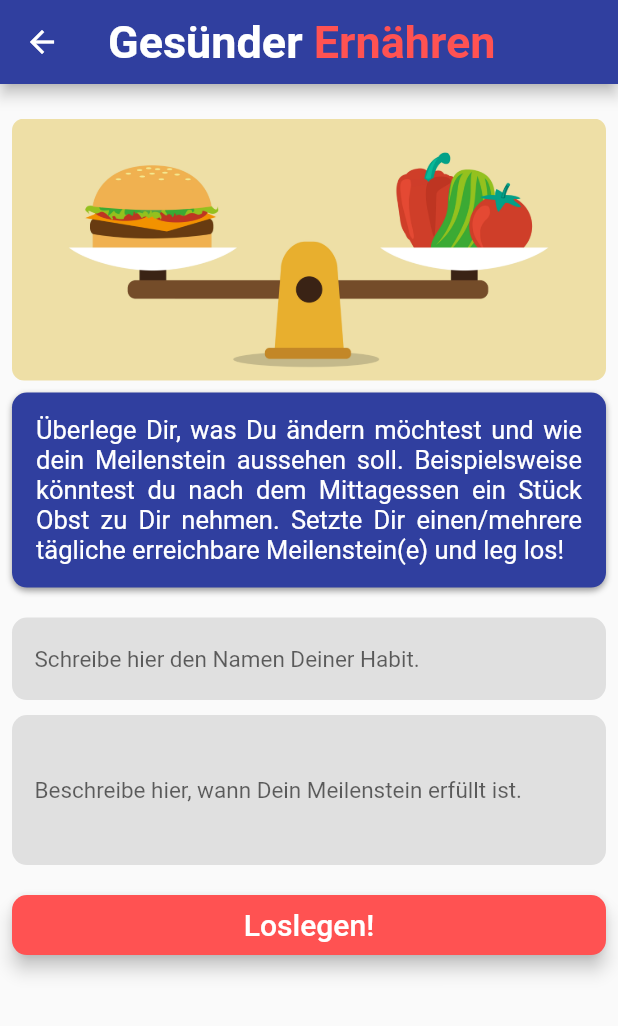
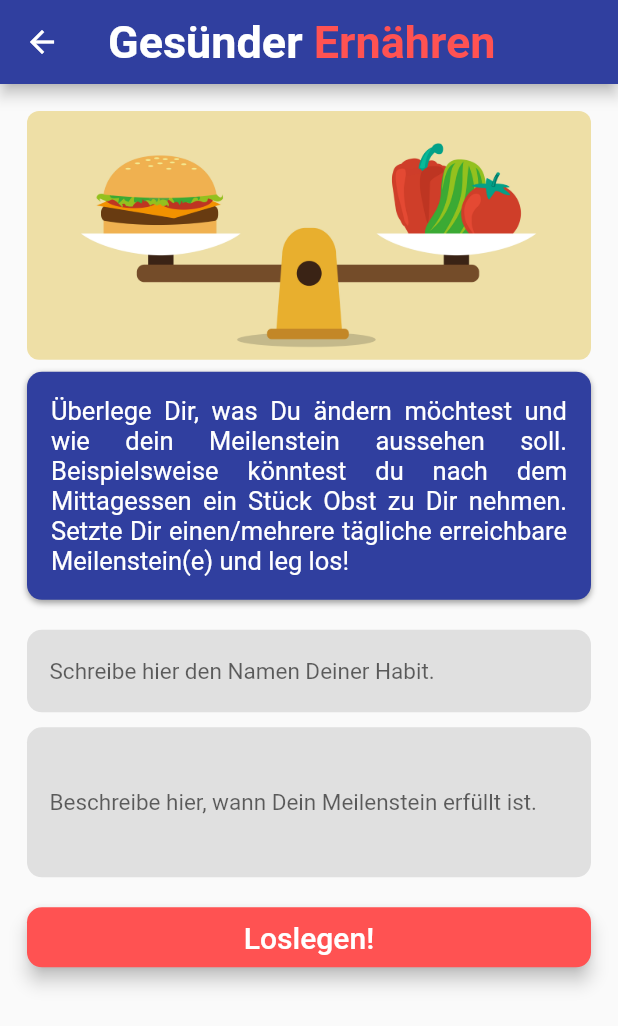
Before and after one commit to PAtB1992/habit_buddy_vvmm, a Flutter app: the HomeView screen opened directly with empty values, after a tap on the "add" icon, after a tap on "Ich möchte mich gesünder ernähren.", on a phone screen of 412 x 824 dp. Shown: the top 1026 px of the screen. Run offline on Flutter 3.47's test engine with Material 2 defaults, Android fonts, the phone set to English and light mode, and no system bars; drawn by our look-alikes of auto_size_text, keyboard_dismisser; our stand-ins replace cloud_firestore, firebase_auth, firebase_messaging, fl_chart, flutter_local_notifications, get_it and 1 more; accounts and stored records are empty.

Commit message:
made UI apple and android compatible

```diff
--- a/lib/ui/components/dynamic_components.dart
+++ b/lib/ui/components/dynamic_components.dart
@@ -1,3 +1,4 @@
+import 'package:auto_size_text/auto_size_text.dart';
 import 'package:flutter/cupertino.dart';
 import 'package:flutter/material.dart';
 import 'package:flutter/widgets.dart';
@@ -8,8 +9,8 @@ import 'package:habitbuddyvvmm/constants/texts.dart';
 AppBar appBarStyle(String habitName) {
   if (habitName == 'gesünder-ernähren') {
     return AppBar(
-      title: RichText(
-        text: TextSpan(
+      title: AutoSizeText.rich(
+        TextSpan(
           text: 'Gesünder ',
           style: TextStyle(
               fontSize: 30, color: Colors.white, fontWeight: FontWeight.bold),
@@ -20,14 +21,15 @@ AppBar appBarStyle(String habitName) {
 //            ),
           ],
         ),
+        maxLines: 1,
       ),
       backgroundColor: primaryBlue,
     );
   }
   if (habitName == 'weniger-fleisch-essen') {
     return AppBar(
-      title: RichText(
-        text: TextSpan(
+      title: AutoSizeText.rich(
+        TextSpan(
           text: 'Weniger ',
           style: TextStyle(
               fontSize: 30, color: Colors.white, fontWeight: FontWeight.bold),
@@ -38,14 +40,15 @@ AppBar appBarStyle(String habitName) {
             ),
           ],
         ),
+        maxLines: 1,
       ),
       backgroundColor: primaryBlue,
     );
   }
   if (habitName == 'fähigkeiten-lernen') {
     return AppBar(
-      title: RichText(
-        text: TextSpan(
+      title: AutoSizeText.rich(
+        TextSpan(
           text: 'Fähigkeit ',
           style: TextStyle(
               fontSize: 30, color: Colors.white, fontWeight: FontWeight.bold),
@@ -56,14 +59,15 @@ AppBar appBarStyle(String habitName) {
 //            ),
           ],
         ),
+        maxLines: 1,
       ),
       backgroundColor: primaryBlue,
     );
   }
   if (habitName == 'sich-mehr-bewegen') {
     return AppBar(
-      title: RichText(
-        text: TextSpan(
+      title: AutoSizeText.rich(
+        TextSpan(
           text: 'Mehr ',
           style: TextStyle(
               fontSize: 30, color: Colors.white, fontWeight: FontWeight.bold),
@@ -74,14 +78,15 @@ AppBar appBarStyle(String habitName) {
 //            ),
           ],
         ),
+        maxLines: 1,
       ),
       backgroundColor: primaryBlue,
     );
   }
   if (habitName == 'mehr-wasser-trinken') {
     return AppBar(
-      title: RichText(
-        text: TextSpan(
+      title: AutoSizeText.rich(
+        TextSpan(
           text: 'Mehr ',
           style: TextStyle(
               fontSize: 30, color: Colors.white, fontWeight: FontWeight.bold),
@@ -92,13 +97,14 @@ AppBar appBarStyle(String habitName) {
             ),
           ],
         ),
+        maxLines: 1,
       ),
       backgroundColor: primaryBlue,
     );
   } else {
     return AppBar(
-      title: RichText(
-        text: TextSpan(
+      title: AutoSizeText.rich(
+        TextSpan(
           text: 'Weniger ',
           style: TextStyle(
               fontSize: 28, color: Colors.white, fontWeight: FontWeight.bold),
@@ -109,6 +115,7 @@ AppBar appBarStyle(String habitName) {
             ),
           ],
         ),
+        maxLines: 1,
       ),
       backgroundColor: primaryBlue,
     );
@@ -175,31 +182,31 @@ Widget dynamicImage(String habitName) {
 // AddHabit Descriptions
 Widget dynamicDescription(String habitName) {
   if (habitName == 'gesünder-ernähren') {
-    return Text(gesuenderErnaehren,
+    return AutoSizeText(gesuenderErnaehren,
         textAlign: TextAlign.justify,
         style: TextStyle(color: Colors.white, fontSize: 17));
   }
   if (habitName == 'weniger-fleisch-essen') {
-    return Text(wenigerFleischEssen,
+    return AutoSizeText(wenigerFleischEssen,
         textAlign: TextAlign.justify,
         style: TextStyle(color: Colors.white, fontSize: 17));
   }
   if (habitName == 'fähigkeiten-lernen') {
-    return Text(faehigkeitVerbessern,
+    return AutoSizeText(faehigkeitVerbessern,
         textAlign: TextAlign.justify,
         style: TextStyle(color: Colors.white, fontSize: 17));
   }
   if (habitName == 'sich-mehr-bewegen') {
-    return Text(mehrBewegen,
+    return AutoSizeText(mehrBewegen,
         textAlign: TextAlign.justify,
         style: TextStyle(color: Colors.white, fontSize: 17));
   }
   if (habitName == 'mehr-wasser-trinken') {
-    return Text(mehrWasserTrinken,
+    return AutoSizeText(mehrWasserTrinken,
         textAlign: TextAlign.justify,
         style: TextStyle(color: Colors.white, fontSize: 17));
   } else {
-    return Text(konzentrationSteigern,
+    return AutoSizeText(konzentrationSteigern,
         textAlign: TextAlign.justify,
         style: TextStyle(color: Colors.white, fontSize: 17));
   }
--- a/lib/ui/components/habit_tile.dart
+++ b/lib/ui/components/habit_tile.dart
@@ -78,7 +78,6 @@ class HabitTile extends StatelessWidget {
             ),
             hasHabitBuddy
                 ? Row(
-                    mainAxisAlignment: MainAxisAlignment.spaceBetween,
                     crossAxisAlignment: CrossAxisAlignment.start,
                     mainAxisSize: MainAxisSize.min,
                     children: <Widget>[
--- a/lib/ui/components/reusable_card.dart
+++ b/lib/ui/components/reusable_card.dart
@@ -26,16 +26,7 @@ class ReusableCard extends StatelessWidget {
 
   @override
   Widget build(BuildContext context) {
-    return raisedButton
-        ? SizedBox(
-            height: height,
-            width: width,
-            child: RaisedButton(
-              onPressed: onPress,
-              child: center ? Center(child: cardChild) : cardChild,
-            ),
-          )
-        : GestureDetector(
+    return GestureDetector(
       onTap: onPress,
       child: Container(
         height: height,
@@ -46,9 +37,7 @@ class ReusableCard extends StatelessWidget {
           boxShadow: boxShadow
               ? [
                   BoxShadow(
-                            color: Colors.grey,
-                            blurRadius: 3,
-                            offset: Offset(0, 2))
+                      color: Colors.grey, blurRadius: 3, offset: Offset(0, 2))
                 ]
               : [],
           gradient: LinearGradient(
--- a/lib/ui/views/add_habit_reflection_view.dart
+++ b/lib/ui/views/add_habit_reflection_view.dart
@@ -2,6 +2,7 @@ import 'package:flutter/material.dart';
 import 'package:flutter/services.dart';
 import 'package:habitbuddyvvmm/ui/components/reusable_card.dart';
 import 'package:habitbuddyvvmm/viewmodels/add_habit_reflection_view_model.dart';
+import 'package:keyboard_dismisser/keyboard_dismisser.dart';
 import 'package:stacked/_viewmodel_builder.dart';
 import 'package:habitbuddyvvmm/constants/app_colors.dart';
 import 'package:habitbuddyvvmm/ui/components/dynamic_components.dart';
@@ -19,25 +20,29 @@ class AddHabitReflectionView extends StatelessWidget {
   Widget build(BuildContext context) {
     return ViewModelBuilder<AddHabitReflectionViewModel>.reactive(
       viewModelBuilder: () => AddHabitReflectionViewModel(),
-      builder: (context, model, child) => Scaffold(
+      builder: (context, model, child) => KeyboardDismisser(
+        child: Scaffold(
           appBar: appBarStyle(habitName),
           body: SafeArea(
+            child: MediaQuery.removePadding(
+              context: context,
+              removeTop: true,
               child: ListView(
+                padding: EdgeInsets.symmetric(horizontal: 10),
                 children: <Widget>[
                   SizedBox(
-                height: 15,
+                    height: 10,
                   ),
                   Padding(
                       padding: const EdgeInsets.all(8.0),
                       child: dynamicImage(habitName)),
                   ReusableCard(
                     center: true,
-                height: 130,
                     color1: primaryBlue,
                     color2: primaryBlue,
                     cardChild: Padding(
-                  padding:
-                      const EdgeInsets.symmetric(horizontal: 8.0, vertical: 8),
+                      padding: const EdgeInsets.symmetric(
+                          horizontal: 8.0, vertical: 16),
                       child: dynamicDescription(habitName),
                     ),
                   ),
@@ -85,7 +90,8 @@ class AddHabitReflectionView extends StatelessWidget {
                           Navigator.pop(context, model.addedHabit);
                         },
                         child: Text('Loslegen!',
-                        style: TextStyle(color: Colors.white, fontSize: 20)),
+                            style:
+                                TextStyle(color: Colors.white, fontSize: 20)),
                       ),
                     ),
                   ),
@@ -93,6 +99,8 @@ class AddHabitReflectionView extends StatelessWidget {
               ),
             ),
           ),
+        ),
+      ),
     );
   }
 }
--- a/lib/ui/views/home_view.dart
+++ b/lib/ui/views/home_view.dart
@@ -31,20 +31,20 @@ class HomeView extends StatelessWidget {
           },
           child: Icon(Icons.add),
         ),
-        body: Column(
-          crossAxisAlignment: CrossAxisAlignment.stretch,
+        body: Container(
+          color: primaryBlue,
+          child: SafeArea(
+            child: Container(
+              color: Colors.white,
+              child: Column(
                 children: <Widget>[
-//          Header
-            Container(
-              decoration: BoxDecoration(
-                boxShadow: [
-                  BoxShadow(
-                      color: Colors.grey, blurRadius: 6, offset: Offset(0, 2.5))
-                ],
+                  Material(
+                    elevation: 14,
+                    child: Container(
                       color: primaryBlue,
-              ),
-              padding: EdgeInsets.only(top: 60.0, bottom: 30.0),
+                      padding: EdgeInsets.only(top: 10.0, bottom: 10.0),
                       child: Row(
+                        crossAxisAlignment: CrossAxisAlignment.end,
                         mainAxisAlignment: MainAxisAlignment.center,
                         children: <Widget>[
                           CircleAvatar(
@@ -70,16 +70,18 @@ class HomeView extends StatelessWidget {
                         ],
                       ),
                     ),
-            Container(
-              color: Colors.white,
+                  ),
+                  Expanded(
+                    child: Padding(
+                      padding: const EdgeInsets.all(15.0),
                       child: Column(
-                crossAxisAlignment: CrossAxisAlignment.center,
                         children: <Widget>[
-                  Padding(
-                    padding: const EdgeInsets.fromLTRB(15, 15, 15, 0),
-                    child: SizedBox(
-                      height: 40,
-                      child: RaisedButton(
+                          Column(
+                            children: <Widget>[
+                              SizedBox(
+                                height: 10,
+                              ),
+                              RaisedButton(
                                 color: accentColor,
                                 elevation: 3,
                                 shape: RoundedRectangleBorder(
@@ -88,22 +90,27 @@ class HomeView extends StatelessWidget {
                                 onPressed: hasHabitBuddy
                                     ? () {
                                         model.averageBuddyFeeling();
-                                _navigationService.navigateTo(BuddyViewRoute,
-                                    arguments: model.habitBuddy.myHabitBuddy);
+                                        _navigationService.navigateTo(
+                                            BuddyViewRoute,
+                                            arguments:
+                                                model.habitBuddy.myHabitBuddy);
                                       }
                                     : () {},
                                 child: Row(
-                          mainAxisAlignment: MainAxisAlignment.spaceEvenly,
+                                  mainAxisAlignment:
+                                      MainAxisAlignment.spaceEvenly,
                                   children: <Widget>[
                                     hasHabitBuddy
                                         ? Text(
                                             'Schaue hier, was Dein Habit Buddy macht!',
-                                    style: TextStyle(color: Colors.white),
+                                            style:
+                                                TextStyle(color: Colors.white),
                                           )
                                         : Flexible(
                                             child: AutoSizeText(
                                               'Hallo, ich bin dein Habit Buddy, lass uns loslegen!',
-                                      style: TextStyle(color: Colors.white),
+                                              style: TextStyle(
+                                                  color: Colors.white),
                                               maxLines: 1,
                                             ),
                                           ),
@@ -117,42 +124,31 @@ class HomeView extends StatelessWidget {
                                   ],
                                 ),
                               ),
+                              SizedBox(
+                                height: 10,
                               ),
-                  ),
-                  SizedBox(
-                    height: 25,
-                  ),
-                ],
-              ),
-            ),
-
-            Container(
-              padding: EdgeInsets.only(left: 15, right: 15, bottom: 10),
-              color: Colors.white,
-              child: model.habitList.habitCount == 0
-                  ? Text(
+                              model.habitList.habitCount == 0
+                                  ? AutoSizeText(
                                       'Füge auf dem Plusbutton eine Habit hinzu und starte durch!',
                                       style: TextStyle(color: primaryText),
+                                      maxLines: 1,
                                     )
-                  : Flexible(
-                      child: AutoSizeText(
+                                  : AutoSizeText(
                                       'Derzeit verfolgst Du ${model.habitList.habitCount} Ziele, bleib dran und wachse an Dir!',
                                       style: TextStyle(color: primaryText),
                                       maxLines: 1,
                                     ),
+                            ],
                           ),
-            ),
-            Flexible(
-              child: Container(
-                padding: EdgeInsets.symmetric(horizontal: 15),
-                color: Colors.white,
-                child: Center(
+                          Expanded(
+                            //      flex: 4,
                             child: MediaQuery.removePadding(
                                 context: context,
                                 removeTop: true,
                                 child: ListView.builder(
                                   itemBuilder: (context, index) {
-                            final habit = model.habitList.habitList[index];
+                                    final habit =
+                                        model.habitList.habitList[index];
                                     return HabitTile(
                                       customName: habit.customName,
                                       name: dynamicCategory(habit.name),
@@ -162,7 +158,8 @@ class HomeView extends StatelessWidget {
                                       hasHabitBuddy: hasHabitBuddy,
                                       buddyEvaluation: hasHabitBuddy
                                           ? model.buddyEvaluation(
-                                          model.milestones, habit.name) ??
+                                                  model.milestones,
+                                                  habit.name) ??
                                               'Dein Habit Buddy hat diese Rubrik nicht.'
                                           : '',
                                       onLongPress: () {
@@ -174,7 +171,8 @@ class HomeView extends StatelessWidget {
                                           arguments: Habit(
                                             habitID: habit.habitID,
                                             name: habit.name,
-                                    customDescription: habit.customDescription,
+                                            customDescription:
+                                                habit.customDescription,
                                             customName: habit.customName,
                                             listIndex: index,
                                             repetitions: habit.repetitions,
@@ -186,12 +184,18 @@ class HomeView extends StatelessWidget {
                                     );
                                   },
                                   itemCount: model.habitList.habitCount,
-                        ))),
+                                )),
+                          ),
+                        ],
+                      ),
                     ),
                   ),
                 ],
               ),
             ),
+          ),
+        ),
+      ),
     );
   }
 }
--- a/pubspec.yaml
+++ b/pubspec.yaml
@@ -23,6 +23,8 @@ dependencies:
   cupertino_icons: ^0.1.3
   font_awesome_flutter: ^8.7.0
   auto_size_text: ^2.1.0
+
+  keyboard_dismisser: ^1.0.2
 
   firebase_core: ^0.4.4+3
   firebase_auth: ^0.15.5+3
```
Also changed, not shown: lib/ui/views/habit_detail_view.dart (+38 -15 lines), lib/ui/views/milestone_reflection_view.dart (+31 -14 lines), pubspec.lock. Lines whose indentation alone changed are shown as unchanged.
